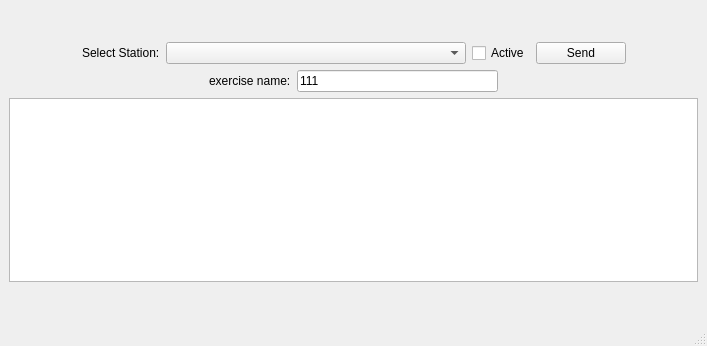
Old version of the form src/infrastructure/station_manager/layouts/station_selection_ui.ui in the repository tedseb/RWTH-UKA-Pose-estimation.
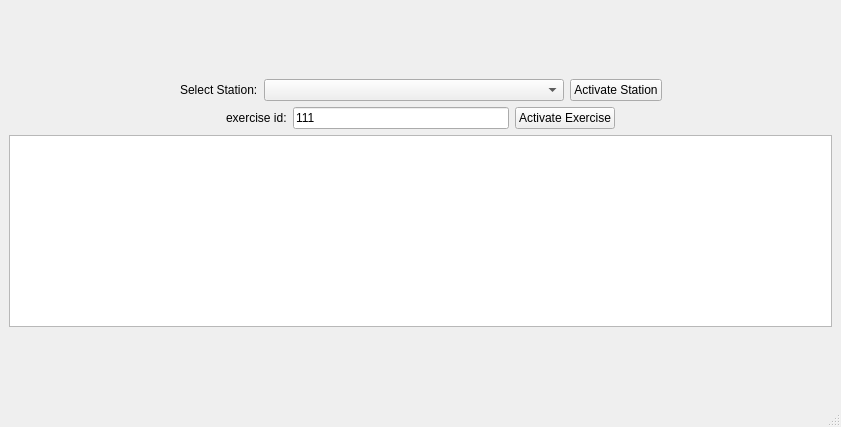
New version of the form.

Commit message: new station selection ui

```diff
--- a/src/infrastructure/station_manager/layouts/station_selection_ui.ui
+++ b/src/infrastructure/station_manager/layouts/station_selection_ui.ui
@@ -6,16 +6,14 @@
    <rect>
     <x>0</x>
     <y>0</y>
-    <width>707</width>
-    <height>346</height>
+    <width>841</width>
+    <height>427</height>
    </rect>
   </property>
   <property name="windowTitle">
    <string>Station Selection</string>
   </property>
   <widget class="QWidget" name="centralwidget">
-   <layout class="QGridLayout" name="gridLayout">
-    <item row="0" column="0">
      <layout class="QVBoxLayout" name="verticalLayout">
       <item>
        <spacer name="verticalSpacer_2">
@@ -66,14 +64,7 @@
          </widget>
         </item>
         <item>
-         <widget class="QCheckBox" name="active_box">
-          <property name="text">
-           <string>Active</string>
-          </property>
-         </widget>
-        </item>
-        <item>
-         <widget class="QPushButton" name="confirm_button">
+       <widget class="QPushButton" name="activate_station_button">
           <property name="minimumSize">
            <size>
             <width>90</width>
@@ -81,7 +72,7 @@
            </size>
           </property>
           <property name="text">
-           <string>Send</string>
+         <string>Activate Station</string>
           </property>
          </widget>
         </item>
@@ -118,7 +109,7 @@
         <item>
          <widget class="QLabel" name="label_2">
           <property name="text">
-           <string>exercise name:</string>
+         <string>exercise id:</string>
           </property>
          </widget>
         </item>
@@ -129,6 +120,19 @@
           </property>
          </widget>
         </item>
+      <item>
+       <widget class="QPushButton" name="activate_exercise_button">
+        <property name="minimumSize">
+         <size>
+          <width>90</width>
+          <height>0</height>
+         </size>
+        </property>
+        <property name="text">
+         <string>Activate Exercise</string>
+        </property>
+       </widget>
+      </item>
         <item>
          <spacer name="horizontalSpacer_4">
           <property name="orientation">
@@ -161,8 +165,6 @@
        </spacer>
       </item>
      </layout>
-    </item>
-   </layout>
   </widget>
   <widget class="QMenuBar" name="menubar">
    <property name="geometry">
```
Left out of the diff: 2 changed lines with no effect on the pictures. Lines whose indentation alone changed are shown as unchanged.
